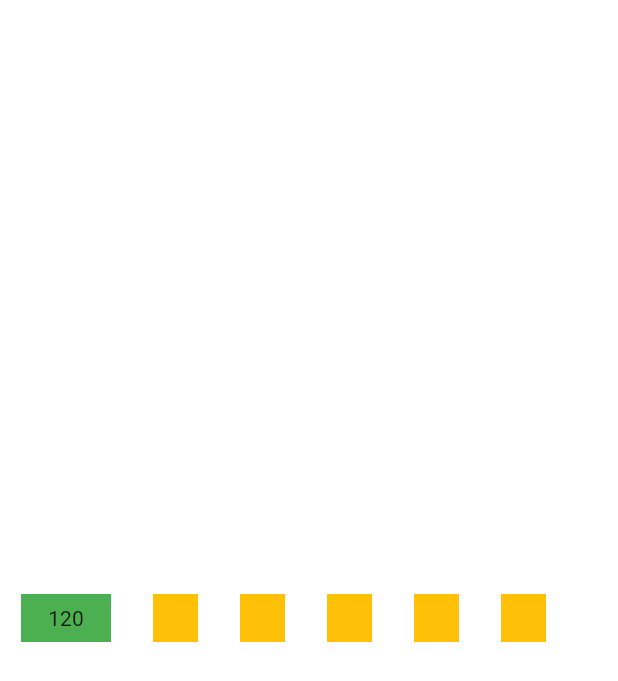
After one commit to elhamebrahimpour/animations, a Flutter app: the ContainerAnimation screen opened directly, on a phone screen of 412 x 824 dp. The commit adds this screen. Shown: the top 681 px of the screen. Run offline on Flutter 3.47's test engine with Material 2 defaults, Android fonts, the phone set to English and light mode, and no system bars.

Commit message:
add new animations

```diff
--- /dev/null
+++ b/lib/container_animation.dart
@@ -0,0 +1,51 @@
+import 'package:flutter/material.dart';
+
+class ContainerAnimation extends StatefulWidget {
+  const ContainerAnimation({super.key});
+
+  @override
+  State<ContainerAnimation> createState() => _ContainerAnimationState();
+}
+
+class _ContainerAnimationState extends State<ContainerAnimation> {
+  int _selectedIndex = 0;
+  @override
+  Widget build(BuildContext context) {
+    return Scaffold(
+      backgroundColor: Colors.white,
+      body: SafeArea(
+        child: Center(
+          child: SizedBox(
+            height: 60,
+            child: ListView.builder(
+              scrollDirection: Axis.horizontal,
+              itemCount: 6,
+              itemBuilder: (context, index) {
+                return GestureDetector(
+                  onTap: () => setState(() {
+                    _selectedIndex = index;
+                  }),
+                  child: AnimatedContainer(
+                    margin: const EdgeInsets.all(14),
+                    duration: const Duration(milliseconds: 300),
+                    height: 60,
+                    width: index == _selectedIndex ? 60 : 30,
+                    color:
+                        index == _selectedIndex ? Colors.green : Colors.amber,
+                    child: AnimatedScale(
+                      duration: const Duration(milliseconds: 500),
+                      scale: index == _selectedIndex ? 1 : 0,
+                      child: const Center(
+                        child: Text('120'),
+                      ),
+                    ),
+                  ),
+                );
+              },
+            ),
+          ),
+        ),
+      ),
+    );
+  }
+}
```
Also changed, not shown: lib/main.dart (+2 -5 lines), lib/switch_animation.dart (added, +45 -0 lines), lib/text_animation.dart (added, +30 -0 lines).
